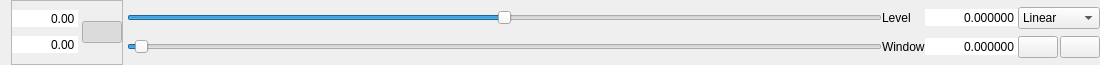
This is GUI/toolbox2D.ui in AlizaMedicalImaging/AlizaMS as Qt 5 draws it before an edit. The edited form follows.
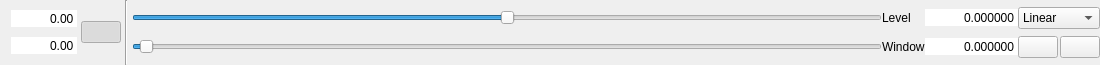
This is the edited form. Icons and pictures are not drawn.

Commit message: per frame window; style

Patch:
```diff
--- a/GUI/toolbox2D.ui
+++ b/GUI/toolbox2D.ui
@@ -45,10 +45,10 @@
    <item>
     <widget class="QFrame" name="frame_2">
      <property name="frameShape">
-      <enum>QFrame::StyledPanel</enum>
+      <enum>QFrame::NoFrame</enum>
      </property>
      <property name="frameShadow">
-      <enum>QFrame::Sunken</enum>
+      <enum>QFrame::Plain</enum>
      </property>
      <layout class="QHBoxLayout" name="horizontalLayout_3">
       <property name="spacing">
@@ -189,6 +189,13 @@
      </layout>
     </widget>
    </item>
+   <item>
+    <widget class="Line" name="line">
+     <property name="orientation">
+      <enum>Qt::Vertical</enum>
+     </property>
+    </widget>
+   </item>
    <item>
     <layout class="QGridLayout" name="gridLayout_2">
      <property name="spacing">
```
Left out of the diff: 10 changed lines with no effect on the pictures. The commit also changes 7 other files.
